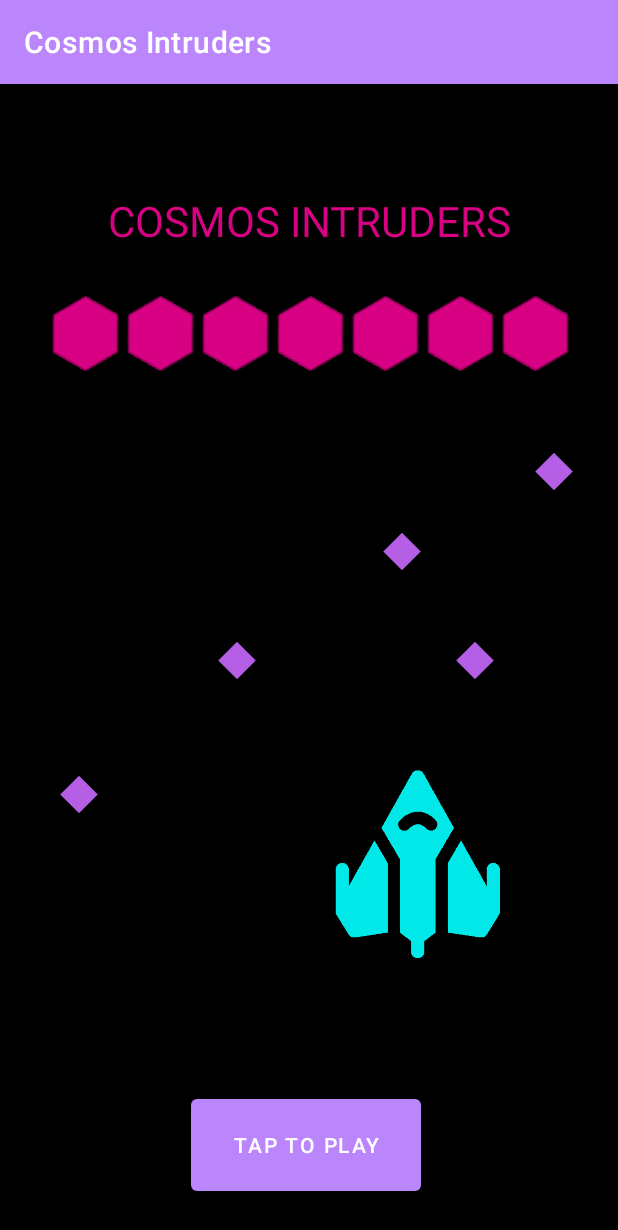
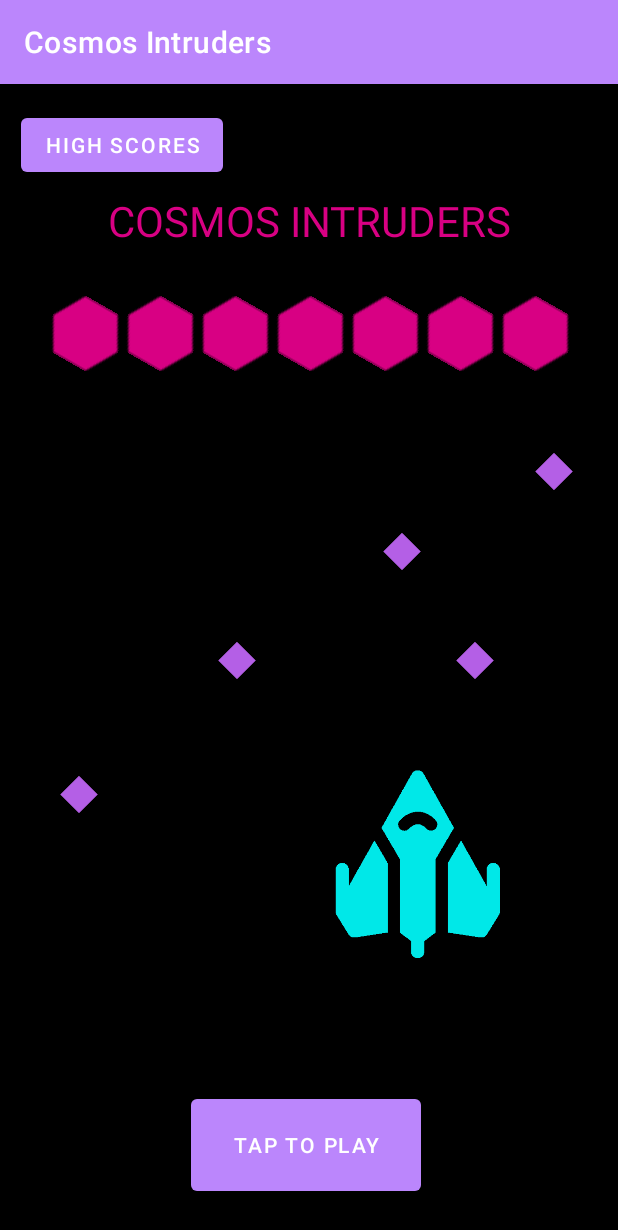
Before and after one commit to TK2B/Cosmos_Intruders, an Android app: the screen it shows after launch (MainActivity), on a phone screen of 412 x 824 dp. Shown: the top 1230 px of the screen. Run offline under Robolectric (Android 15) with nearby library versions, the light colour scheme and no system bars.

Commit message:
added high score button and completed milestone 5

```diff
--- a/app/src/main/java/com/spaceIntruders/basicAplication/view/MainActivity.java
+++ b/app/src/main/java/com/spaceIntruders/basicAplication/view/MainActivity.java
@@ -22,8 +22,8 @@ public class MainActivity extends AppCompatActivity {
         startActivity(get_to_next_screen);
     }
 
-    public void goto_settings(View view) {
-        Intent get_to_setting_screen = new Intent(this, SettingsActivity.class);
-        startActivity(get_to_setting_screen);
+    public void highScores(View view) {
+        Intent get_to_high_scores = new Intent(this, Highscore.class);
+        startActivity(get_to_high_scores);
     }
 }
--- a/app/src/main/res/layout/activity_main.xml
+++ b/app/src/main/res/layout/activity_main.xml
@@ -165,4 +165,17 @@
         app:layout_constraintStart_toEndOf="@+id/imageView28"
         app:layout_constraintTop_toBottomOf="@+id/imageView27"
         app:srcCompat="@drawable/lightblueship" />
+
+    <Button
+        android:id="@+id/highScores"
+        android:layout_width="wrap_content"
+        android:layout_height="wrap_content"
+        android:onClick="highScores"
+        android:text="High Scores"
+        app:layout_constraintBottom_toBottomOf="parent"
+        app:layout_constraintEnd_toEndOf="parent"
+        app:layout_constraintHorizontal_bias="0.05"
+        app:layout_constraintStart_toStartOf="parent"
+        app:layout_constraintTop_toTopOf="parent"
+        app:layout_constraintVertical_bias="0.023" />
 </androidx.constraintlayout.widget.ConstraintLayout>
```
